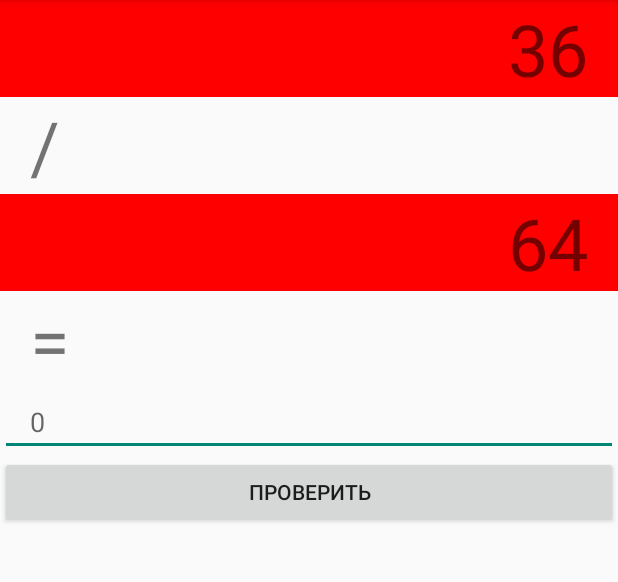
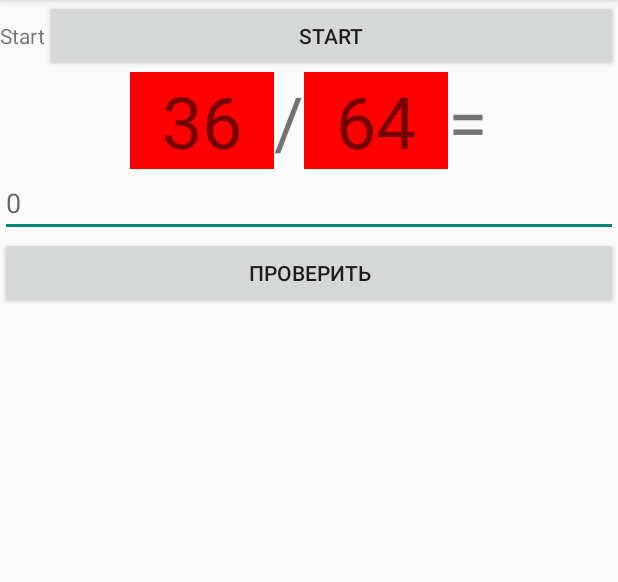
Before and after one commit to cooldman/HappyCalculations, an Android app: the screen it shows after launch (MainActivity), after a tap on "ДЕЛЕНИЕ", on a phone screen of 412 x 824 dp, the part 84-666 px from its top. Run offline under Robolectric (Android 15) with nearby library versions, the phone set to English and light mode, and no system bars; our stand-ins replace AdMob.

Commit message:
Секундомер

```diff
--- a/app/src/main/java/com/onedeveloperstudio/happycalculations/MainActivity.java
+++ b/app/src/main/java/com/onedeveloperstudio/happycalculations/MainActivity.java
@@ -3,6 +3,8 @@ package com.onedeveloperstudio.happycalculations;
 import android.app.Activity;
 import android.content.Intent;
 import android.os.Bundle;
+import android.os.Handler;
+import android.os.Message;
 import android.support.v7.app.ActionBar;
 import android.support.v7.app.ActionBarActivity;
 import android.view.View;
@@ -11,12 +13,16 @@ import android.widget.EditText;
 import android.widget.TextView;
 import android.widget.Toast;
 
+import org.w3c.dom.Text;
+
 import java.util.Random;
+import java.util.TimerTask;
 
 /**
  * y.zakharov on 22.04.2015.
  */
 public class MainActivity extends ActionBarActivity {
+  private TextView timechanger;
   private TextView firstNumberField;
   private TextView secondNumberField;
   private TextView operatorField;
@@ -33,6 +39,7 @@ public class MainActivity extends ActionBarActivity {
     ActionBar actionBar = getSupportActionBar();
     actionBar.setDisplayHomeAsUpEnabled(true);
     actionBar.setHomeActionContentDescription("Меню");
+    timechanger = (TextView) findViewById(R.id.timechanger);
     firstNumberField = (TextView) findViewById(R.id.first);
     secondNumberField = (TextView) findViewById(R.id.second);
     operatorField = (TextView) findViewById(R.id.operator);
@@ -119,4 +126,21 @@ public class MainActivity extends ActionBarActivity {
         break;
     }
   }
+
+/*  protected static void startTimer() {
+    isTimerRunning = true;
+    timer.scheduleAtFixedRate(new TimerTask() {
+      public void run() {
+        elapsedTime += 1; //increase every sec
+        mHandler.obtainMessage(1).sendToTarget();
+
+      }
+    }, 0, 1000);
+  };
+
+  public Handler mHandler = new Handler() {
+    public void handleMessage(Message msg) {
+      StopWatch.time.setText(formatIntoHHMMSS(elapsedTime)); //this is the textview
+    }
+  }*/
 }
--- a/app/src/main/res/layout/main_activity.xml
+++ b/app/src/main/res/layout/main_activity.xml
@@ -1,49 +1,74 @@
 <?xml version="1.0" encoding="utf-8"?>
 <LinearLayout xmlns:android="http://schemas.android.com/apk/res/android"
-                android:layout_width="match_parent"
-                android:layout_height="match_parent"
-                android:orientation="vertical">
+              android:layout_width="match_parent"
+              android:layout_height="match_parent"
+              android:orientation="vertical">
+
+  <LinearLayout
+    android:orientation="horizontal"
+    android:layout_width="fill_parent"
+    android:layout_height="wrap_content">
+
+    <TextView
+      android:id="@+id/timechanger"
+      android:text="@string/start"
+      android:layout_width="wrap_content"
+      android:layout_height="wrap_content"
+      android:gravity="center_horizontal"/>
+    <Button
+      android:id="@+id/startButton"
+      android:text="@string/start"
+      android:layout_width="fill_parent"
+      android:layout_height="wrap_content"/>
+  </LinearLayout>
+
+  <LinearLayout
+    android:layout_width="fill_parent"
+    android:layout_height="wrap_content"
+    android:gravity="center_horizontal"
+    android:orientation="horizontal">
+
     <TextView
       android:id="@+id/first"
-      android:textSize="@dimen/textview_font_size"
-      android:paddingRight="@dimen/padding"
+      android:layout_width="@dimen/numbers_width"
+      android:layout_height="wrap_content"
       android:background="@color/red"
-      android:gravity="right"
-      android:layout_width="fill_parent"
-      android:layout_height="wrap_content"/>
+      android:gravity="center_horizontal"
+      android:textSize="@dimen/textview_font_size"/>
 
     <TextView
       android:id="@+id/operator"
-      android:textSize="@dimen/textview_font_size"
-      android:paddingLeft="@dimen/padding"
-      android:layout_width="fill_parent"
-      android:layout_height="wrap_content"/>
+      android:layout_width="wrap_content"
+      android:layout_height="wrap_content"
+      android:gravity="center_horizontal"
+      android:textSize="@dimen/textview_font_size"/>
 
     <TextView
       android:id="@+id/second"
-      android:textSize="@dimen/textview_font_size"
-      android:paddingRight="@dimen/padding"
-      android:gravity="right"
+      android:layout_width="@dimen/numbers_width"
+      android:layout_height="wrap_content"
       android:background="@color/red"
-      android:layout_width="fill_parent"
-      android:layout_height="wrap_content"/>
+      android:gravity="center_horizontal"
+      android:textSize="@dimen/textview_font_size"/>
 
-  <TextView
-    android:text="@string/equals"
-    android:textSize="@dimen/textview_font_size"
-    android:paddingLeft="@dimen/padding"
-    android:layout_width="fill_parent"
-    android:layout_height="wrap_content"/>
+    <TextView
+      android:layout_width="wrap_content"
+      android:layout_height="wrap_content"
+      android:gravity="center_horizontal"
+      android:text="@string/equals"
+      android:textSize="@dimen/textview_font_size"/>
+  </LinearLayout>
+
   <EditText
     android:id="@+id/result"
     android:layout_width="fill_parent"
     android:layout_height="wrap_content"
-    android:paddingLeft="@dimen/padding"
     android:hint="0"
     android:inputType="number"/>
+
   <Button
     android:id="@+id/checkButton"
-    android:text="@string/checkResult"
     android:layout_width="fill_parent"
-    android:layout_height="wrap_content"/>
+    android:layout_height="wrap_content"
+    android:text="@string/checkResult"/>
 </LinearLayout>
--- a/app/src/main/res/values/dimens.xml
+++ b/app/src/main/res/values/dimens.xml
@@ -1,7 +1,8 @@
 <resources>
   <!-- Default screen margins, per the Android Design guidelines. -->
-  <dimen name="activity_horizontal_margin">16dp</dimen>
-  <dimen name="activity_vertical_margin">16dp</dimen>
-  <dimen name="textview_font_size">48dp</dimen>
-  <dimen name="padding">20dp</dimen>
+  <dimen name="activity_horizontal_margin">16sp</dimen>
+  <dimen name="activity_vertical_margin">16sp</dimen>
+  <dimen name="textview_font_size">48sp</dimen>
+  <dimen name="numbers_width">96sp</dimen>
+  <dimen name="padding">20sp</dimen>
 </resources>
--- a/app/src/main/res/values/strings.xml
+++ b/app/src/main/res/values/strings.xml
@@ -11,4 +11,5 @@
   <string name="equals">=</string>
   <string name="checkResult">Проверить</string>
   <string name="banner_ad_unit_id">ca-app-pub-4239266606720505/8811496473</string>
+  <string name="start">Start</string>
 </resources>
```
